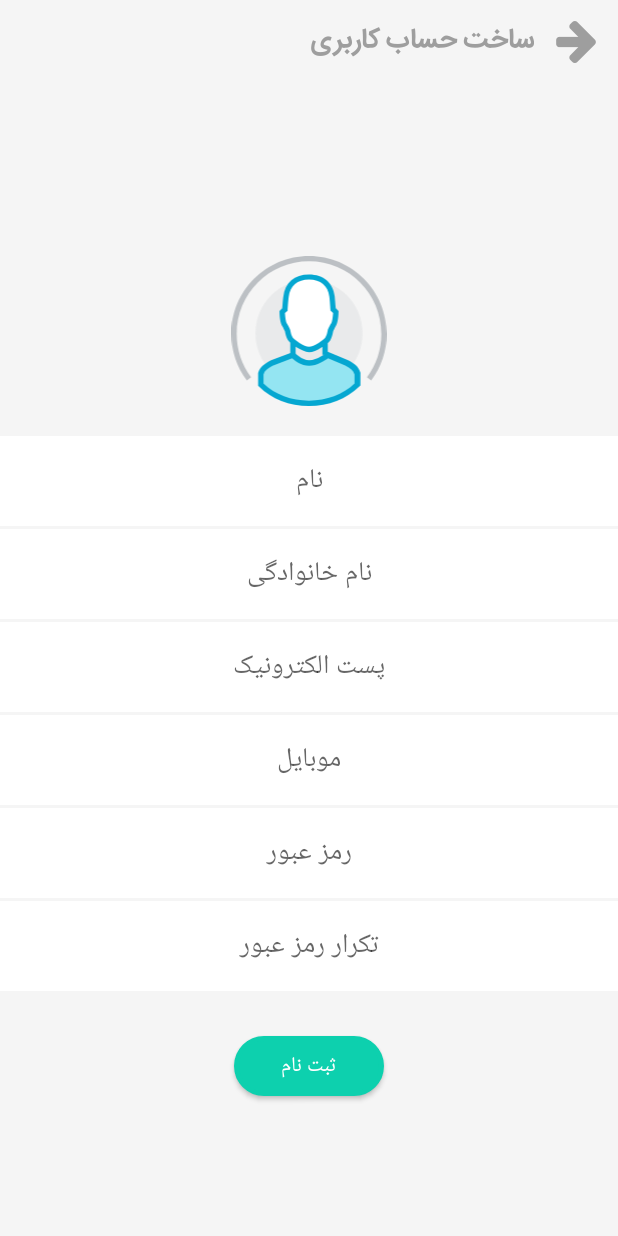
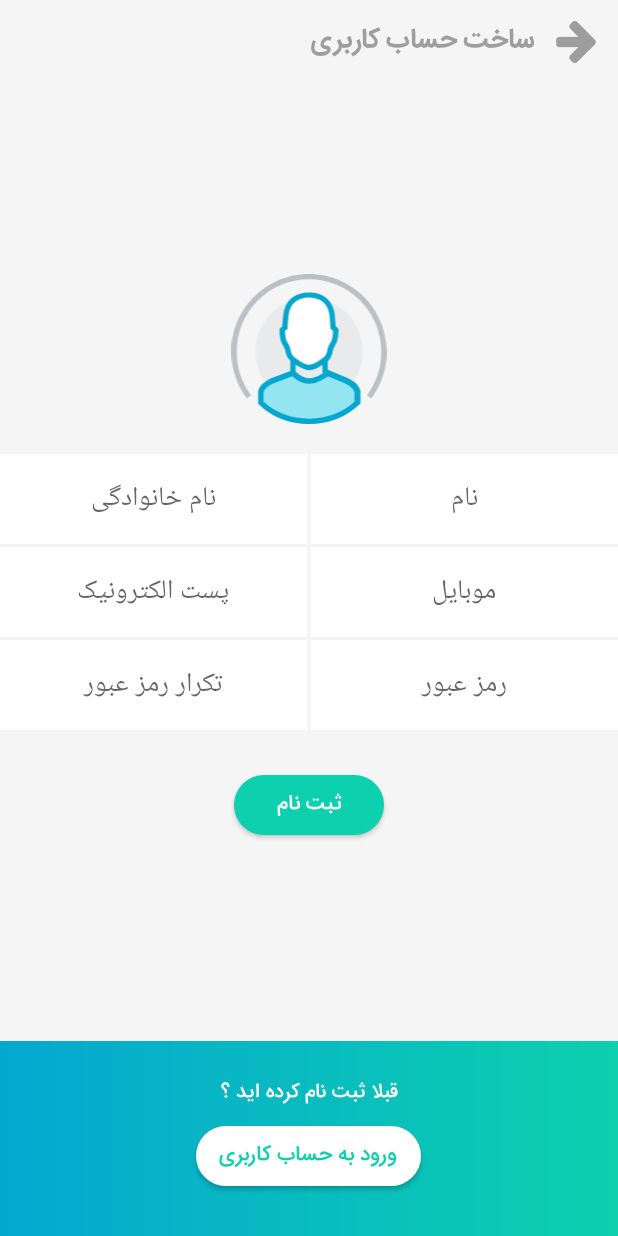
Before and after one commit to shahramfarsyabi/address_droid, an Android app: the SignUpActivity screen opened directly, with no data from a screen before it, on a phone screen of 412 x 824 dp. Run offline under Robolectric (Android 15) with nearby library versions, the phone set to English and light mode, and no system bars; libraries missing offline, so code that uses them is left out: com.loopj.android, cz.msebera.android.

Commit message:
Signin - Signup

```diff
--- a/app/src/main/res/layout/activity_signup.xml
+++ b/app/src/main/res/layout/activity_signup.xml
@@ -43,7 +43,8 @@
         android:gravity="center"
         android:orientation="vertical"
         android:layout_width="match_parent"
-        android:layout_height="800dp">
+        android:layout_height="0dp"
+        android:layout_weight="1">
 
 
         <ImageView
@@ -52,67 +53,84 @@
             android:layout_height="100dp"
             android:layout_marginBottom="20dp"/>
 
+        <LinearLayout
+            android:layout_width="match_parent"
+            android:layout_height="wrap_content"
+            android:layout_marginBottom="2dp">
             <android.support.v7.widget.AppCompatEditText
-                android:layout_width="match_parent"
+                android:layout_width="0dp"
+                android:layout_weight="1"
+                android:id="@+id/lastName"
+                android:hint="نام خانوادگی"
+                android:layout_height="60dp"
+                android:textAlignment="center"
+                android:padding="10dp"
+                android:background="@color/colorWhite"
+                android:layout_marginRight="1dp" />
+            <android.support.v7.widget.AppCompatEditText
+                android:layout_width="0dp"
+                android:layout_weight="1"
                 android:id="@+id/firstName"
                 android:hint="نام"
                 android:layout_height="60dp"
                 android:textAlignment="center"
                 android:padding="10dp"
                 android:background="@color/colorWhite"
-                android:layout_marginBottom="2dp" />
+                android:layout_marginLeft="1dp" />
+        </LinearLayout>
+        <LinearLayout
+            android:layout_width="match_parent"
+            android:layout_height="wrap_content"
+            android:layout_marginBottom="2dp">
 
             <android.support.v7.widget.AppCompatEditText
-                android:layout_width="match_parent"
-                android:id="@+id/lastName"
-                android:hint="نام خانوادگی"
-                android:layout_height="60dp"
-                android:textAlignment="center"
-                android:padding="10dp"
-                android:background="@color/colorWhite"
-                android:layout_marginBottom="2dp"/>
-
-            <android.support.v7.widget.AppCompatEditText
-                android:layout_width="match_parent"
+                android:layout_width="0dp"
+                android:layout_weight="1"
                 android:hint="پست الکترونیک"
                 android:id="@+id/email"
                 android:padding="10dp"
                 android:background="@color/colorWhite"
                 android:textAlignment="center"
                 android:layout_height="60dp"
-                android:layout_marginBottom="2dp"/>
+                android:layout_marginRight="1dp"/>
 
             <android.support.v7.widget.AppCompatEditText
-                android:layout_width="match_parent"
+                android:layout_width="0dp"
+                android:layout_weight="1"
                 android:padding="10dp"
                 android:hint="موبایل"
                 android:id="@+id/mobile"
                 android:background="@color/colorWhite"
                 android:layout_height="60dp"
                 android:textAlignment="center"
-                android:layout_marginBottom="2dp"/>
-
+                android:layout_marginLeft="1dp"/>
+        </LinearLayout>
+        <LinearLayout
+            android:layout_width="match_parent"
+            android:layout_height="wrap_content"
+            android:layout_marginBottom="20dp">
             <android.support.v7.widget.AppCompatEditText
-                android:layout_width="match_parent"
+                android:layout_width="0dp"
+                android:layout_weight="1"
+                android:hint="تکرار رمز عبور"
+                android:id="@+id/password_confirmation"
+                android:padding="10dp"
+                android:background="@color/colorWhite"
+                android:layout_height="60dp"
+                android:textAlignment="center"
+                android:layout_marginRight="1dp"/>
+            <android.support.v7.widget.AppCompatEditText
+                android:layout_width="0dp"
+                android:layout_weight="1"
                 android:padding="10dp"
                 android:hint="رمز عبور"
                 android:id="@+id/password"
                 android:background="@color/colorWhite"
                 android:layout_height="60dp"
                 android:textAlignment="center"
-                android:layout_marginBottom="2dp"/>
-
-            <android.support.v7.widget.AppCompatEditText
-                android:layout_width="match_parent"
-                android:hint="تکرار رمز عبور"
-                android:id="@+id/password_confirmation"
-                android:padding="10dp"
-                android:background="@color/colorWhite"
-                android:layout_height="60dp"
-                android:textAlignment="center"
-                android:layout_marginBottom="20dp"/>
-
-            <Button
+                android:layout_marginLeft="1dp"/>
+        </LinearLayout>
+        <ir.iraddress.www.extend.AppButton
             android:onClick="singup"
             android:layout_margin="10dp"
             android:elevation="10dp"
@@ -135,15 +153,15 @@
         android:layout_width="match_parent"
         android:layout_height="130dp">
 
-        <TextView
+        <ir.iraddress.www.extend.TextViewIranSans
             android:gravity="center"
-            android:textSize="20dp"
+            android:textSize="13dp"
             android:textColor="@color/colorWhite"
             android:text="قبلا ثبت نام کرده اید ؟"
             android:layout_width="match_parent"
             android:layout_height="wrap_content" />
 
-        <Button
+        <ir.iraddress.www.extend.AppButton
             android:layout_margin="10dp"
             android:elevation="10dp"
             android:textColor="@color/colorPrimaryDark"
--- a/build.gradle
+++ b/build.gradle
@@ -5,7 +5,7 @@ buildscript {
         jcenter()
     }
     dependencies {
-        classpath 'com.android.tools.build:gradle:2.2.3'
+        classpath 'com.android.tools.build:gradle:2.3.0'
 
         // NOTE: Do not place your application dependencies here; they belong
         // in the individual module build.gradle files
```
Also changed, not shown: gradle/wrapper/gradle-wrapper.properties. Lines whose indentation alone changed are shown as unchanged.
